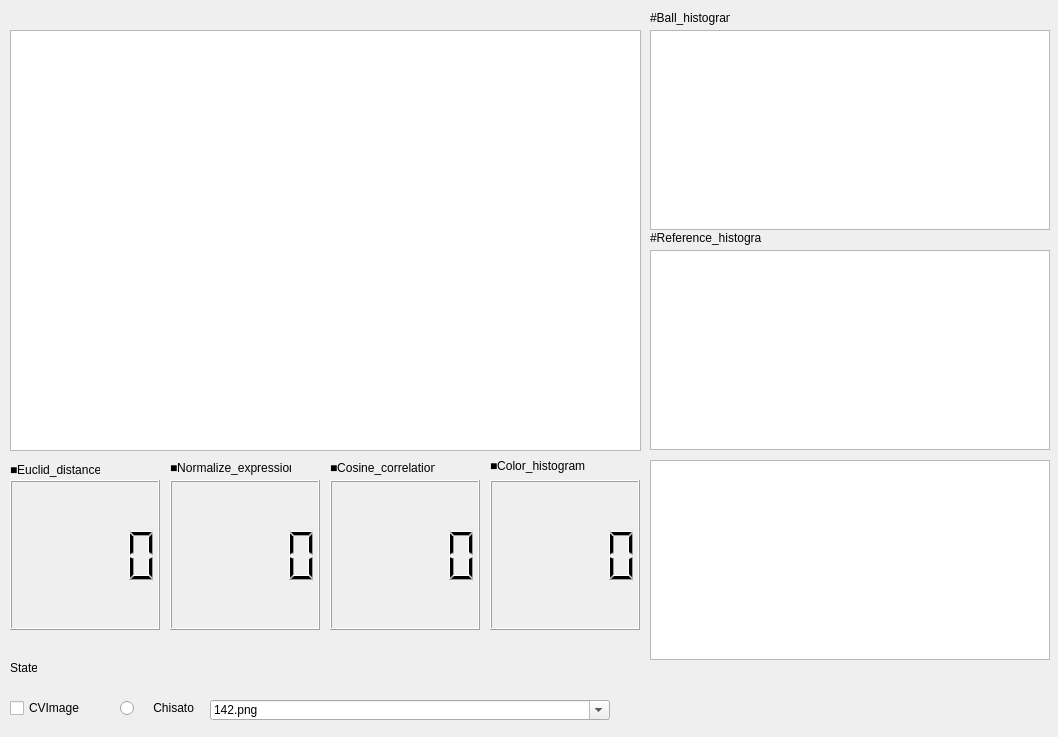
Qt form src/for_1426/ImageProcessing/otameshihistui.ui (ChisatoKasebayashi/Dorayaki) before a commit.
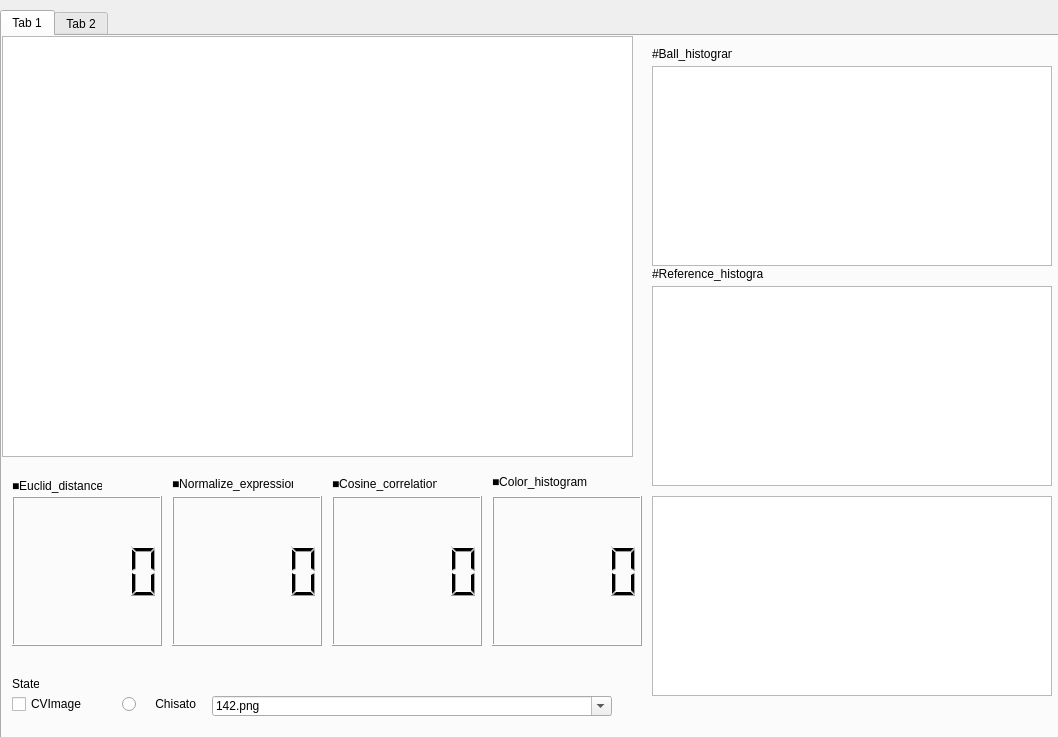
The same form after that commit. The open tabs and pages were chosen to show the change.

Commit message: タブの追加

```diff
--- a/src/for_1426/ImageProcessing/otameshihistui.ui
+++ b/src/for_1426/ImageProcessing/otameshihistui.ui
@@ -14,24 +14,49 @@
    <string>OtameshiHistUI</string>
   </property>
   <widget class="QWidget" name="centralWidget">
-   <widget class="QLabel" name="labeldebug">
+   <widget class="QTabWidget" name="tabWidget">
     <property name="geometry">
      <rect>
-      <x>10</x>
-      <y>660</y>
-      <width>27</width>
-      <height>16</height>
+      <x>0</x>
+      <y>10</y>
+      <width>1061</width>
+      <height>741</height>
      </rect>
     </property>
-    <property name="text">
-     <string>State</string>
+    <property name="currentIndex">
+     <number>1</number>
+    </property>
+    <widget class="QWidget" name="tab">
+     <attribute name="title">
+      <string>Tab 1</string>
+     </attribute>
+     <widget class="QGraphicsView" name="graphicsReference">
+      <property name="geometry">
+       <rect>
+        <x>650</x>
+        <y>250</y>
+        <width>400</width>
+        <height>200</height>
+       </rect>
+      </property>
+      <property name="sizePolicy">
+       <sizepolicy hsizetype="Fixed" vsizetype="Fixed">
+        <horstretch>0</horstretch>
+        <verstretch>0</verstretch>
+       </sizepolicy>
+      </property>
+      <property name="minimumSize">
+       <size>
+        <width>400</width>
+        <height>200</height>
+       </size>
     </property>
    </widget>
    <widget class="QCheckBox" name="checkCVImage">
     <property name="geometry">
      <rect>
       <x>10</x>
-      <y>700</y>
+        <y>660</y>
       <width>100</width>
       <height>16</height>
      </rect>
@@ -52,11 +77,239 @@
      <string>CVImage</string>
     </property>
    </widget>
+     <widget class="QLabel" name="label">
+      <property name="geometry">
+       <rect>
+        <x>650</x>
+        <y>10</y>
+        <width>80</width>
+        <height>16</height>
+       </rect>
+      </property>
+      <property name="text">
+       <string>#Ball_histogram</string>
+      </property>
+     </widget>
+     <widget class="QLCDNumber" name="lcdScoreEuclid">
+      <property name="geometry">
+       <rect>
+        <x>10</x>
+        <y>460</y>
+        <width>150</width>
+        <height>150</height>
+       </rect>
+      </property>
+      <property name="sizePolicy">
+       <sizepolicy hsizetype="Fixed" vsizetype="Fixed">
+        <horstretch>0</horstretch>
+        <verstretch>0</verstretch>
+       </sizepolicy>
+      </property>
+      <property name="minimumSize">
+       <size>
+        <width>150</width>
+        <height>150</height>
+       </size>
+      </property>
+      <property name="smallDecimalPoint">
+       <bool>false</bool>
+      </property>
+      <property name="value" stdset="0">
+       <double>0.000000000000000</double>
+      </property>
+     </widget>
+     <widget class="QLCDNumber" name="lcdScoreNormalize">
+      <property name="geometry">
+       <rect>
+        <x>170</x>
+        <y>460</y>
+        <width>150</width>
+        <height>150</height>
+       </rect>
+      </property>
+      <property name="sizePolicy">
+       <sizepolicy hsizetype="Fixed" vsizetype="Fixed">
+        <horstretch>0</horstretch>
+        <verstretch>0</verstretch>
+       </sizepolicy>
+      </property>
+      <property name="minimumSize">
+       <size>
+        <width>150</width>
+        <height>150</height>
+       </size>
+      </property>
+     </widget>
+     <widget class="QLabel" name="labeldebug">
+      <property name="geometry">
+       <rect>
+        <x>10</x>
+        <y>640</y>
+        <width>27</width>
+        <height>16</height>
+       </rect>
+      </property>
+      <property name="text">
+       <string>State</string>
+      </property>
+     </widget>
+     <widget class="QComboBox" name="comboImageName">
+      <property name="geometry">
+       <rect>
+        <x>210</x>
+        <y>660</y>
+        <width>400</width>
+        <height>20</height>
+       </rect>
+      </property>
+      <property name="sizePolicy">
+       <sizepolicy hsizetype="Fixed" vsizetype="Fixed">
+        <horstretch>0</horstretch>
+        <verstretch>0</verstretch>
+       </sizepolicy>
+      </property>
+      <property name="minimumSize">
+       <size>
+        <width>400</width>
+        <height>20</height>
+       </size>
+      </property>
+      <property name="editable">
+       <bool>true</bool>
+      </property>
+      <item>
+       <property name="text">
+        <string>142.png</string>
+       </property>
+      </item>
+      <item>
+       <property name="text">
+        <string>143.png</string>
+       </property>
+      </item>
+     </widget>
+     <widget class="QGraphicsView" name="graphicsColorHist">
+      <property name="geometry">
+       <rect>
+        <x>650</x>
+        <y>460</y>
+        <width>400</width>
+        <height>200</height>
+       </rect>
+      </property>
+      <property name="sizePolicy">
+       <sizepolicy hsizetype="Fixed" vsizetype="Fixed">
+        <horstretch>0</horstretch>
+        <verstretch>0</verstretch>
+       </sizepolicy>
+      </property>
+      <property name="minimumSize">
+       <size>
+        <width>400</width>
+        <height>200</height>
+       </size>
+      </property>
+     </widget>
+     <widget class="QLabel" name="label_2">
+      <property name="geometry">
+       <rect>
+        <x>10</x>
+        <y>442</y>
+        <width>90</width>
+        <height>16</height>
+       </rect>
+      </property>
+      <property name="text">
+       <string>■Euclid_distance</string>
+      </property>
+     </widget>
+     <widget class="QLCDNumber" name="lcdScoreColorHist">
+      <property name="geometry">
+       <rect>
+        <x>490</x>
+        <y>460</y>
+        <width>150</width>
+        <height>150</height>
+       </rect>
+      </property>
+      <property name="sizePolicy">
+       <sizepolicy hsizetype="Fixed" vsizetype="Fixed">
+        <horstretch>0</horstretch>
+        <verstretch>0</verstretch>
+       </sizepolicy>
+      </property>
+      <property name="minimumSize">
+       <size>
+        <width>150</width>
+        <height>150</height>
+       </size>
+      </property>
+     </widget>
+     <widget class="QLCDNumber" name="lcdScoreCosine">
+      <property name="geometry">
+       <rect>
+        <x>330</x>
+        <y>460</y>
+        <width>150</width>
+        <height>150</height>
+       </rect>
+      </property>
+      <property name="sizePolicy">
+       <sizepolicy hsizetype="Fixed" vsizetype="Fixed">
+        <horstretch>0</horstretch>
+        <verstretch>0</verstretch>
+       </sizepolicy>
+      </property>
+      <property name="minimumSize">
+       <size>
+        <width>150</width>
+        <height>150</height>
+       </size>
+      </property>
+     </widget>
+     <widget class="QLabel" name="label_4">
+      <property name="geometry">
+       <rect>
+        <x>170</x>
+        <y>440</y>
+        <width>121</width>
+        <height>16</height>
+       </rect>
+      </property>
+      <property name="text">
+       <string>■Normalize_expression</string>
+      </property>
+     </widget>
+     <widget class="QPushButton" name="pushStar">
+      <property name="geometry">
+       <rect>
+        <x>1143</x>
+        <y>752</y>
+        <width>75</width>
+        <height>23</height>
+       </rect>
+      </property>
+      <property name="sizePolicy">
+       <sizepolicy hsizetype="Fixed" vsizetype="Fixed">
+        <horstretch>0</horstretch>
+        <verstretch>0</verstretch>
+       </sizepolicy>
+      </property>
+      <property name="minimumSize">
+       <size>
+        <width>40</width>
+        <height>20</height>
+       </size>
+      </property>
+      <property name="text">
+       <string>★</string>
+      </property>
+     </widget>
    <widget class="QRadioButton" name="Chisato">
     <property name="geometry">
      <rect>
       <x>120</x>
-      <y>700</y>
+        <y>660</y>
       <width>78</width>
       <height>16</height>
      </rect>
@@ -65,11 +318,11 @@
      <string>    Chisato</string>
     </property>
    </widget>
-   <widget class="QGraphicsView" name="graphicsReference">
+     <widget class="QGraphicsView" name="graphicsBallHist">
     <property name="geometry">
      <rect>
       <x>650</x>
-      <y>250</y>
+        <y>30</y>
       <width>400</width>
       <height>200</height>
      </rect>
@@ -87,33 +340,24 @@
      </size>
     </property>
    </widget>
-   <widget class="QLCDNumber" name="lcdScoreColorHist">
+     <widget class="QLabel" name="label_3">
     <property name="geometry">
      <rect>
-      <x>490</x>
-      <y>480</y>
-      <width>150</width>
-      <height>150</height>
-     </rect>
-    </property>
-    <property name="sizePolicy">
-     <sizepolicy hsizetype="Fixed" vsizetype="Fixed">
-      <horstretch>0</horstretch>
-      <verstretch>0</verstretch>
-     </sizepolicy>
-    </property>
-    <property name="minimumSize">
-     <size>
-      <width>150</width>
-      <height>150</height>
-     </size>
+        <x>330</x>
+        <y>440</y>
+        <width>105</width>
+        <height>16</height>
+       </rect>
+      </property>
+      <property name="text">
+       <string>■Cosine_correlation</string>
     </property>
    </widget>
    <widget class="QLabel" name="label_6">
     <property name="geometry">
      <rect>
       <x>490</x>
-      <y>450</y>
+        <y>430</y>
       <width>101</width>
       <height>31</height>
      </rect>
@@ -125,8 +369,8 @@
    <widget class="QGraphicsView" name="visualizeColor">
     <property name="geometry">
      <rect>
-      <x>10</x>
-      <y>30</y>
+        <x>0</x>
+        <y>0</y>
       <width>631</width>
       <height>421</height>
      </rect>
@@ -138,19 +382,6 @@
      </size>
     </property>
    </widget>
-   <widget class="QLabel" name="label">
-    <property name="geometry">
-     <rect>
-      <x>650</x>
-      <y>10</y>
-      <width>80</width>
-      <height>16</height>
-     </rect>
-    </property>
-    <property name="text">
-     <string>#Ball_histogram</string>
-    </property>
-   </widget>
    <widget class="QLabel" name="label_5">
     <property name="geometry">
      <rect>
@@ -164,220 +395,12 @@
      <string>#Reference_histogram</string>
     </property>
    </widget>
-   <widget class="QLabel" name="label_4">
-    <property name="geometry">
-     <rect>
-      <x>170</x>
-      <y>460</y>
-      <width>121</width>
-      <height>16</height>
-     </rect>
-    </property>
-    <property name="text">
-     <string>■Normalize_expression</string>
-    </property>
-   </widget>
-   <widget class="QLabel" name="label_3">
-    <property name="geometry">
-     <rect>
-      <x>330</x>
-      <y>460</y>
-      <width>105</width>
-      <height>16</height>
-     </rect>
-    </property>
-    <property name="text">
-     <string>■Cosine_correlation</string>
-    </property>
-   </widget>
-   <widget class="QLabel" name="label_2">
-    <property name="geometry">
-     <rect>
-      <x>10</x>
-      <y>462</y>
-      <width>90</width>
-      <height>16</height>
-     </rect>
-    </property>
-    <property name="text">
-     <string>■Euclid_distance</string>
-    </property>
-   </widget>
-   <widget class="QLCDNumber" name="lcdScoreCosine">
-    <property name="geometry">
-     <rect>
-      <x>330</x>
-      <y>480</y>
-      <width>150</width>
-      <height>150</height>
-     </rect>
-    </property>
-    <property name="sizePolicy">
-     <sizepolicy hsizetype="Fixed" vsizetype="Fixed">
-      <horstretch>0</horstretch>
-      <verstretch>0</verstretch>
-     </sizepolicy>
-    </property>
-    <property name="minimumSize">
-     <size>
-      <width>150</width>
-      <height>150</height>
-     </size>
-    </property>
-   </widget>
-   <widget class="QLCDNumber" name="lcdScoreNormalize">
-    <property name="geometry">
-     <rect>
-      <x>170</x>
-      <y>480</y>
-      <width>150</width>
-      <height>150</height>
-     </rect>
-    </property>
-    <property name="sizePolicy">
-     <sizepolicy hsizetype="Fixed" vsizetype="Fixed">
-      <horstretch>0</horstretch>
-      <verstretch>0</verstretch>
-     </sizepolicy>
-    </property>
-    <property name="minimumSize">
-     <size>
-      <width>150</width>
-      <height>150</height>
-     </size>
-    </property>
-   </widget>
-   <widget class="QLCDNumber" name="lcdScoreEuclid">
-    <property name="geometry">
-     <rect>
-      <x>10</x>
-      <y>480</y>
-      <width>150</width>
-      <height>150</height>
-     </rect>
-    </property>
-    <property name="sizePolicy">
-     <sizepolicy hsizetype="Fixed" vsizetype="Fixed">
-      <horstretch>0</horstretch>
-      <verstretch>0</verstretch>
-     </sizepolicy>
-    </property>
-    <property name="minimumSize">
-     <size>
-      <width>150</width>
-      <height>150</height>
-     </size>
-    </property>
-    <property name="smallDecimalPoint">
-     <bool>false</bool>
-    </property>
-    <property name="value" stdset="0">
-     <double>0.000000000000000</double>
-    </property>
-   </widget>
-   <widget class="QGraphicsView" name="graphicsColorHist">
-    <property name="geometry">
-     <rect>
-      <x>650</x>
-      <y>460</y>
-      <width>400</width>
-      <height>200</height>
-     </rect>
-    </property>
-    <property name="sizePolicy">
-     <sizepolicy hsizetype="Fixed" vsizetype="Fixed">
-      <horstretch>0</horstretch>
-      <verstretch>0</verstretch>
-     </sizepolicy>
-    </property>
-    <property name="minimumSize">
-     <size>
-      <width>400</width>
-      <height>200</height>
-     </size>
-    </property>
-   </widget>
-   <widget class="QGraphicsView" name="graphicsBallHist">
-    <property name="geometry">
-     <rect>
-      <x>650</x>
-      <y>30</y>
-      <width>400</width>
-      <height>200</height>
-     </rect>
-    </property>
-    <property name="sizePolicy">
-     <sizepolicy hsizetype="Fixed" vsizetype="Fixed">
-      <horstretch>0</horstretch>
-      <verstretch>0</verstretch>
-     </sizepolicy>
-    </property>
-    <property name="minimumSize">
-     <size>
-      <width>400</width>
-      <height>200</height>
-     </size>
-    </property>
-   </widget>
-   <widget class="QPushButton" name="pushStar">
-    <property name="geometry">
-     <rect>
-      <x>1143</x>
-      <y>772</y>
-      <width>75</width>
-      <height>23</height>
-     </rect>
-    </property>
-    <property name="sizePolicy">
-     <sizepolicy hsizetype="Fixed" vsizetype="Fixed">
-      <horstretch>0</horstretch>
-      <verstretch>0</verstretch>
-     </sizepolicy>
-    </property>
-    <property name="minimumSize">
-     <size>
-      <width>40</width>
-      <height>20</height>
-     </size>
-    </property>
-    <property name="text">
-     <string>★</string>
-    </property>
-   </widget>
-   <widget class="QComboBox" name="comboImageName">
-    <property name="geometry">
-     <rect>
-      <x>210</x>
-      <y>700</y>
-      <width>400</width>
-      <height>20</height>
-     </rect>
-    </property>
-    <property name="sizePolicy">
-     <sizepolicy hsizetype="Fixed" vsizetype="Fixed">
-      <horstretch>0</horstretch>
-      <verstretch>0</verstretch>
-     </sizepolicy>
-    </property>
-    <property name="minimumSize">
-     <size>
-      <width>400</width>
-      <height>20</height>
-     </size>
-    </property>
-    <property name="editable">
-     <bool>true</bool>
-    </property>
-    <item>
-     <property name="text">
-      <string>142.png</string>
-     </property>
-    </item>
-    <item>
-     <property name="text">
-      <string>143.png</string>
-     </property>
-    </item>
+    </widget>
+    <widget class="QWidget" name="tab_2">
+     <attribute name="title">
+      <string>Tab 2</string>
+     </attribute>
+    </widget>
    </widget>
   </widget>
  </widget>
```
Lines whose indentation alone changed are shown as unchanged. The commit also changes 1 other file.
